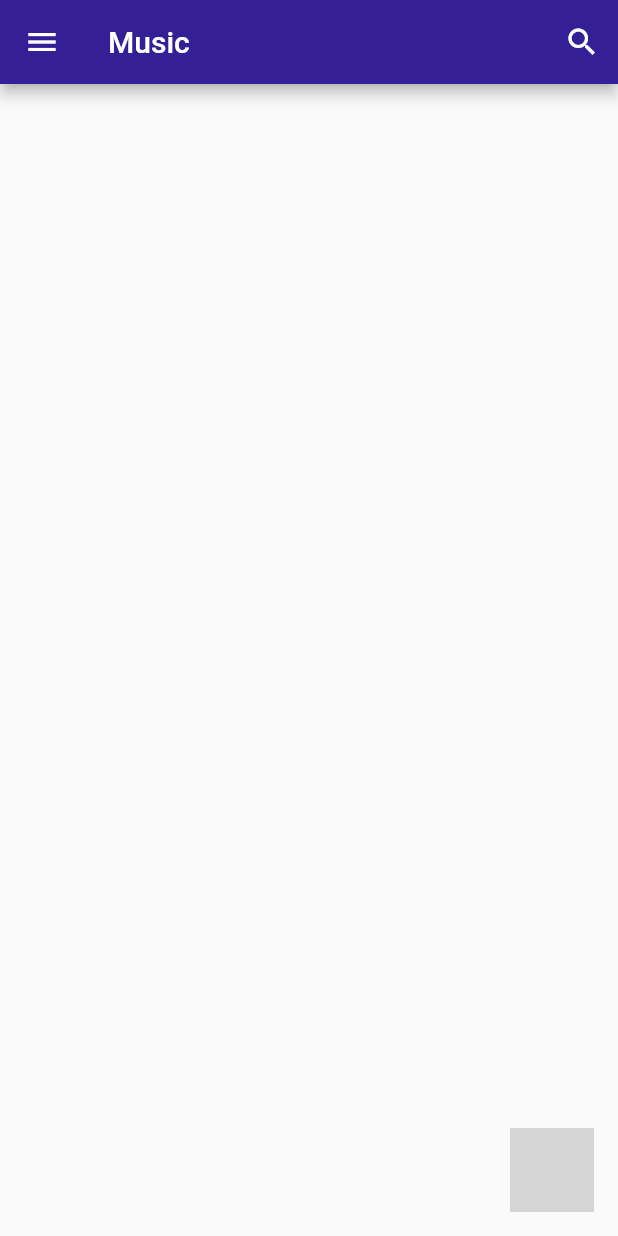
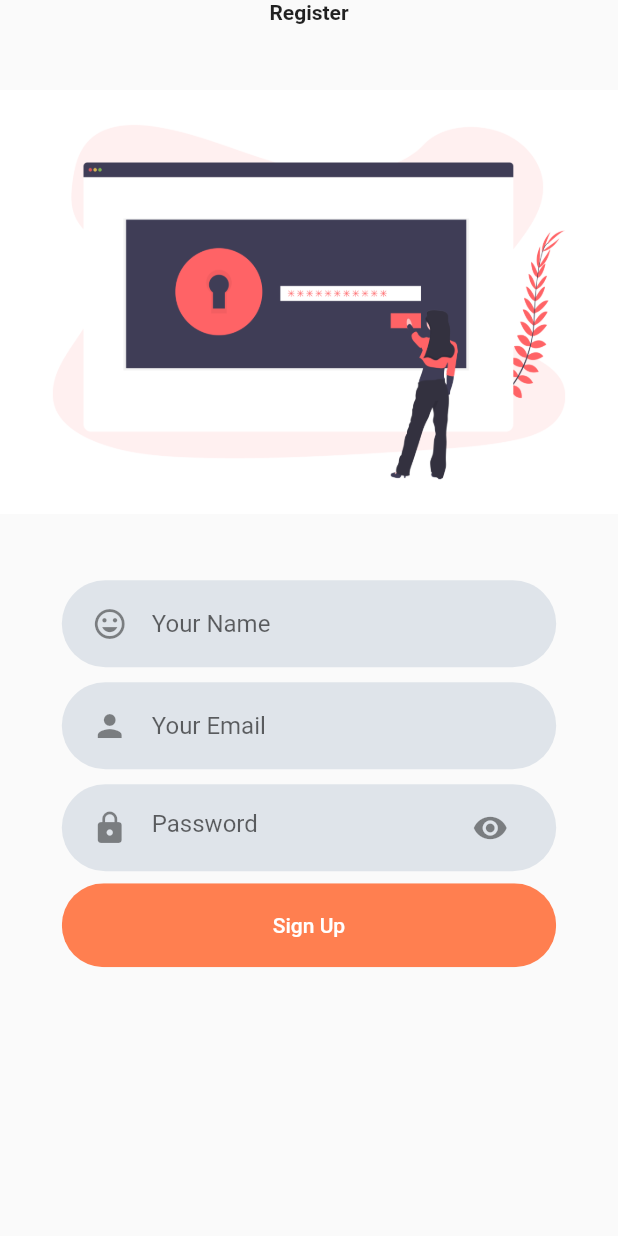
Before and after one commit to asbn223/asbn_music, a Flutter app: the screen it shows after launch, on a phone screen of 412 x 824 dp. Run offline on Flutter 3.47's test engine with Material 2 defaults, Android fonts, the phone set to English and light mode, and no system bars; our stand-ins replace audioplayers, clay_containers, cloud_firestore, google_fonts, timer_count_down; missing offline and left inert: floating_menu, flutter_audio_query, flutter_media_notification, neuomorphic_container; accounts and stored records are empty; Roboto replaces fonts that are missing (Cairo); grey boxes are pictures that could not be loaded.

Commit message:
Register page has been added

```diff
--- a/lib/main.dart
+++ b/lib/main.dart
@@ -4,10 +4,12 @@ import 'package:flutter/foundation.dart';
 import 'package:flutter/material.dart';
 import 'package:musicplayer/provider/playlist_provider.dart';
 import 'package:musicplayer/provider/songs_provider.dart';
+import 'package:musicplayer/provider/user_provider.dart';
 import 'package:musicplayer/screens/add_in_playlist/add_in_screen.dart';
 import 'package:musicplayer/screens/all_songs/all_songs_screen.dart';
 import 'package:musicplayer/screens/home/home_screen.dart';
 import 'package:musicplayer/screens/playlist/playlist_screen.dart';
+import 'package:musicplayer/screens/register/register_screen.dart';
 import 'package:musicplayer/screens/settings/settings_screen.dart';
 import 'package:provider/provider.dart';
 
@@ -43,6 +45,9 @@ class _MyAppState extends State<MyApp> {
         ChangeNotifierProvider<Playlists>(
           create: (_) => Playlists(),
         ),
+        ChangeNotifierProvider<Users>(
+          create: (_) => Users(),
+        ),
       ],
       child: MaterialApp(
         debugShowCheckedModeBanner: false,
@@ -60,7 +65,7 @@ class _MyAppState extends State<MyApp> {
                 primaryColor: Color(0xFF341F97),
                 accentColor: Color(0xFFFAB1A0),
               ),
-        home: HomeScreen(),
+        home: RegisterScreen(),
         routes: {
           AddInScreen.routeName: (context) => AddInScreen(),
           AllSongsScreen.routeName: (context) => AllSongsScreen(),
--- /dev/null
+++ b/lib/provider/user_provider.dart
@@ -0,0 +1,55 @@
+import 'package:cloud_firestore/cloud_firestore.dart';
+import 'package:flutter/material.dart';
+
+class User with ChangeNotifier {
+  final String name, userId, password, email;
+
+  User({
+    @required this.name,
+    this.userId,
+    @required this.password,
+    @required this.email,
+  });
+}
+
+class Users with ChangeNotifier {
+  final firestoreInstance = Firestore.instance;
+
+  List<User> _user = [];
+
+  List<User> get user {
+    return [..._user];
+  }
+
+  Future<void> createUser({String name, String password, String email}) async {
+    try {
+      final docRef = await firestoreInstance.collection('Users').add({
+        'name': name,
+        'password': password,
+        'email': email,
+      });
+      User user = User(
+        name: name,
+        email: email,
+        password: password,
+        userId: docRef.documentID,
+      );
+      print(user.userId);
+      _user.add(user);
+    } catch (error) {
+      throw (error);
+    }
+  }
+
+//  Future<void> updateUser({String name, String, userName, String userId, String password, String email,}) async{
+//    if(userId == null){
+//      return;
+//    }
+//    try{
+//      await firestoreInstance.collection('Users').document(userId).updateData({
+//
+//      });
+//    }
+//  }
+
+}
--- a/lib/screens/now_playing/now_playing_screen.dart
+++ b/lib/screens/now_playing/now_playing_screen.dart
@@ -190,7 +190,7 @@ class _NowPlayingScreenState extends State<NowPlayingScreen> {
     Songs songs = Provider.of<Songs>(context, listen: false);
     Song song = songs.songs.firstWhere((music) => music.id == widget.songId);
     int songIndex = songs.songs.indexOf(song);
-
+    String songDuration = song.duration;
     return Scaffold(
       body: SafeArea(
         child: Container(
@@ -234,7 +234,7 @@ class _NowPlayingScreenState extends State<NowPlayingScreen> {
                         child: Countdown(
                           controller: countdownController,
                           seconds: parseToSeconds(
-                            int.parse(song.duration),
+                            int.parse(songDuration),
                           ),
                           build: (context, double time) {
                             return Text(time.toString());
--- /dev/null
+++ b/lib/screens/register/components/register_body.dart
@@ -0,0 +1,129 @@
+import 'package:flutter/material.dart';
+import 'package:musicplayer/provider/user_provider.dart';
+import 'package:musicplayer/widgets/rounded_button.dart';
+import 'package:musicplayer/widgets/textfield_container.dart';
+import 'package:provider/provider.dart';
+
+class RegisterBody extends StatelessWidget {
+  String name, email, password;
+
+  bool _isNumeric(String str) {
+    if (str == null) {
+      return false;
+    }
+    return double.tryParse(str) != null;
+  }
+
+  void _showDialog(BuildContext context, {String message}) {
+    showDialog(
+        context: context,
+        builder: (context) {
+          return AlertDialog(
+            title: Text('Error'),
+            content: Text(message),
+            actions: <Widget>[
+              FlatButton(
+                child: Text('Ok'),
+                onPressed: () => Navigator.of(context).pop(),
+              ),
+            ],
+          );
+        });
+  }
+
+  @override
+  Widget build(BuildContext context) {
+    final size = MediaQuery.of(context).size;
+    final users = Provider.of<Users>(context, listen: false);
+    return Container(
+      height: size.height,
+      width: double.infinity,
+      child: SingleChildScrollView(
+        child: Column(
+          mainAxisAlignment: MainAxisAlignment.center,
+          children: <Widget>[
+            Text(
+              'Register',
+              style: TextStyle(
+                fontWeight: FontWeight.bold,
+              ),
+            ),
+            Image.asset(
+              'assets/resources/register.png',
+              height: size.height * 0.45,
+            ),
+            TextFieldContainer(
+              margin: 0,
+              icon: Icons.tag_faces,
+              text: 'Your Name',
+              onChanged: (value) {
+                name = value;
+              },
+            ),
+            TextFieldContainer(
+              margin: 10,
+              icon: Icons.person,
+              text: 'Your Email',
+              onChanged: (value) {
+                email = value;
+              },
+            ),
+            TextFieldContainer(
+              margin: 0,
+              icon: Icons.lock,
+              text: 'Password',
+              obscureText: true,
+              suffixIcon: Icons.remove_red_eye,
+              onChanged: (value) {
+                password = value;
+              },
+            ),
+            RoundedButton(
+              color: Color(0xFFFF7F50),
+              text: 'Sign Up',
+              textColor: Color(0xFFFFFFFF),
+              press: () {
+                print(name);
+                print(email);
+                print(password);
+                if (name != null) {
+                  if (!_isNumeric(name)) {
+                    if (email != null) {
+                      if (email.contains('@')) {
+                        if (password != null) {
+                          if (password.length >= 8) {
+                            users.createUser(
+                              name: name,
+                              email: email,
+                              password: password,
+                            );
+                          } else {
+                            _showDialog(context,
+                                message:
+                                    "Password needs to be more than 8 Characters");
+                          }
+                        } else {
+                          _showDialog(context, message: "Password is empty");
+                        }
+                      } else {
+                        _showDialog(context, message: "Email is invalid");
+                      }
+                    } else {
+                      _showDialog(context, message: "Email is empty");
+                    }
+                  } else {
+                    _showDialog(context,
+                        message: "Name should not be in numeric format");
+                  }
+                } else {
+                  _showDialog(context, message: "Name is empty");
+                }
+              },
+            ),
+//            AccountCheck(false),
+          ],
+        ),
+      ),
+    );
+  }
+}
--- /dev/null
+++ b/lib/screens/register/register_screen.dart
@@ -0,0 +1,13 @@
+import 'package:flutter/material.dart';
+import 'package:musicplayer/screens/register/components/register_body.dart';
+
+class RegisterScreen extends StatelessWidget {
+  @override
+  Widget build(BuildContext context) {
+    return Scaffold(
+      body: SafeArea(
+        child: RegisterBody(),
+      ),
+    );
+  }
+}
--- /dev/null
+++ b/lib/widgets/rounded_button.dart
@@ -0,0 +1,40 @@
+import 'package:flutter/material.dart';
+
+class RoundedButton extends StatelessWidget {
+  final Color color, textColor;
+  final String text;
+  final Function press;
+
+  RoundedButton({
+    this.color,
+    this.textColor,
+    this.press,
+    this.text,
+  });
+
+  @override
+  Widget build(BuildContext context) {
+    final size = MediaQuery.of(context).size;
+    return Container(
+      margin: EdgeInsets.symmetric(vertical: 8),
+      width: size.width * 0.8,
+      child: ClipRRect(
+        borderRadius: BorderRadius.circular(29),
+        child: FlatButton(
+          padding: EdgeInsets.symmetric(
+            vertical: 20,
+            horizontal: 40,
+          ),
+          color: color,
+          onPressed: () => press(),
+          child: Text(
+            text,
+            style: TextStyle(
+              color: textColor,
+            ),
+          ),
+        ),
+      ),
+    );
+  }
+}
--- /dev/null
+++ b/lib/widgets/textfield_container.dart
@@ -0,0 +1,64 @@
+import 'package:flutter/material.dart';
+
+// ignore: must_be_immutable
+class TextFieldContainer extends StatefulWidget {
+  final double margin;
+  final ValueChanged<String> onChanged;
+  bool obscureText;
+  final String text;
+  final IconData icon, suffixIcon;
+
+  TextFieldContainer({
+    this.margin,
+    this.onChanged,
+    this.obscureText = false,
+    this.text,
+    this.icon,
+    this.suffixIcon,
+  });
+
+  @override
+  _TextFieldContainerState createState() => _TextFieldContainerState();
+}
+
+class _TextFieldContainerState extends State<TextFieldContainer> {
+  bool isVisible = false;
+
+  @override
+  Widget build(BuildContext context) {
+    final size = MediaQuery.of(context).size;
+    return Container(
+      margin: EdgeInsets.symmetric(vertical: widget.margin),
+      padding: EdgeInsets.symmetric(
+        horizontal: 20,
+        vertical: 5,
+      ),
+      width: size.width * 0.8,
+      decoration: BoxDecoration(
+        borderRadius: BorderRadius.circular(29),
+        color: Color(0xFFDFE4EA),
+      ),
+      child: TextField(
+        obscureText: widget.obscureText,
+        decoration: InputDecoration(
+          icon: Icon(widget.icon),
+          hintText: widget.text,
+          border: InputBorder.none,
+          suffixIcon: widget.suffixIcon == null
+              ? null
+              : IconButton(
+                  icon: Icon(
+                      isVisible ? Icons.visibility_off : widget.suffixIcon),
+                  onPressed: () {
+                    setState(() {
+                      widget.obscureText = !widget.obscureText;
+                      isVisible = !isVisible;
+                    });
+                  },
+                ),
+        ),
+        onChanged: widget.onChanged,
+      ),
+    );
+  }
+}
```
Also changed, not shown: assets/resources/login.png (added), assets/resources/register.png (added).
